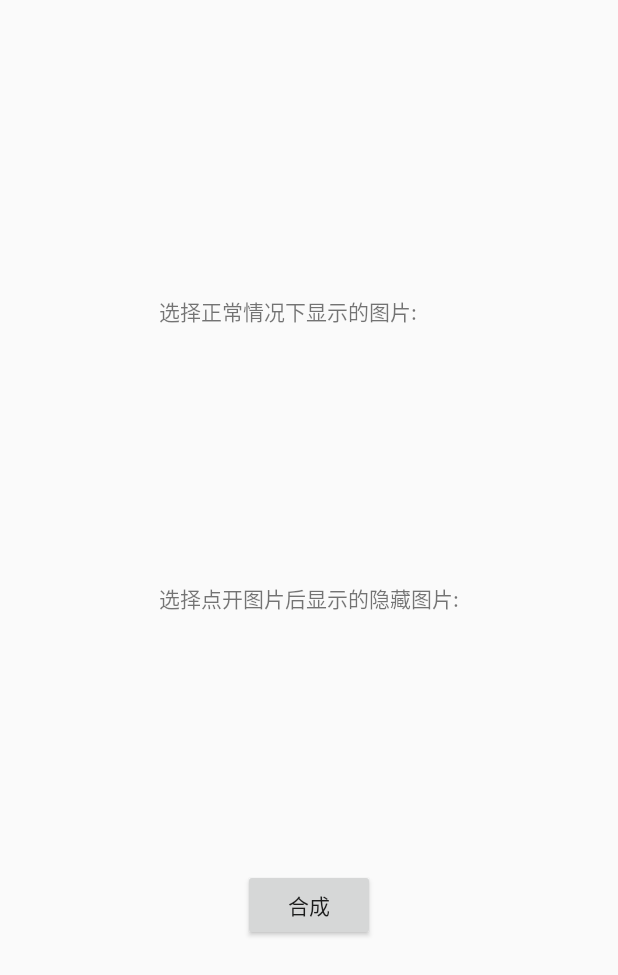
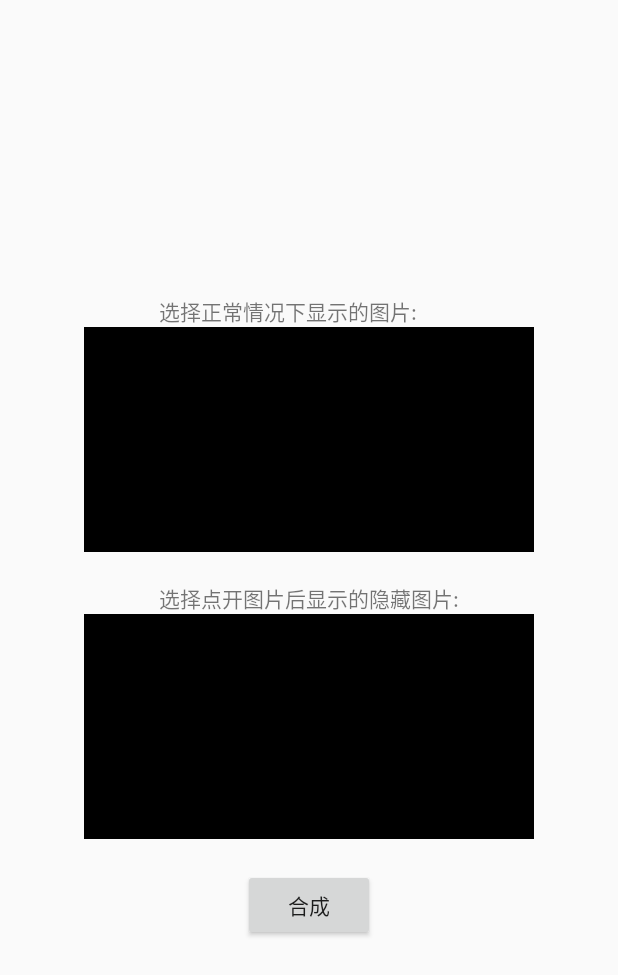
Before and after one commit to zwc456baby/QQHideImgCreate, an Android app: the screen it shows after launch (MainActivity), on a phone screen of 412 x 824 dp. Shown: the top 975 px of the screen. Run offline under Robolectric (Android 15) with nearby library versions, the phone set to English and light mode, and no system bars.

```diff
--- a/app/src/main/res/layout/activity_main.xml
+++ b/app/src/main/res/layout/activity_main.xml
@@ -27,6 +27,7 @@
                 app:layout_constraintTop_toBottomOf="@id/displayImgSelectTv"
                 app:layout_constraintBottom_toTopOf="@id/hideImgSelectTv"
                 android:id="@+id/displaySelectIv"
+                android:background="@color/colorBlack"
         />
         <TextView
                 android:layout_width="wrap_content"
@@ -48,6 +49,7 @@
                 app:layout_constraintTop_toBottomOf="@id/hideImgSelectTv"
                 app:layout_constraintBottom_toTopOf="@id/mixBtn"
                 android:id="@+id/hideSelectIv"
+                android:background="@color/colorBlack"
         />
 
         <Button
--- a/app/src/main/res/values/colors.xml
+++ b/app/src/main/res/values/colors.xml
@@ -3,4 +3,5 @@
     <color name="colorPrimary">#008577</color>
     <color name="colorPrimaryDark">#00574B</color>
     <color name="colorAccent">#D81B60</color>
+    <color name="colorBlack">#000</color>
 </resources>
```
Also changed, not shown: app/src/main/java/com/example/qqhideimgcreate/MainActivity.kt (line endings or trailing spaces), 1 other file.
